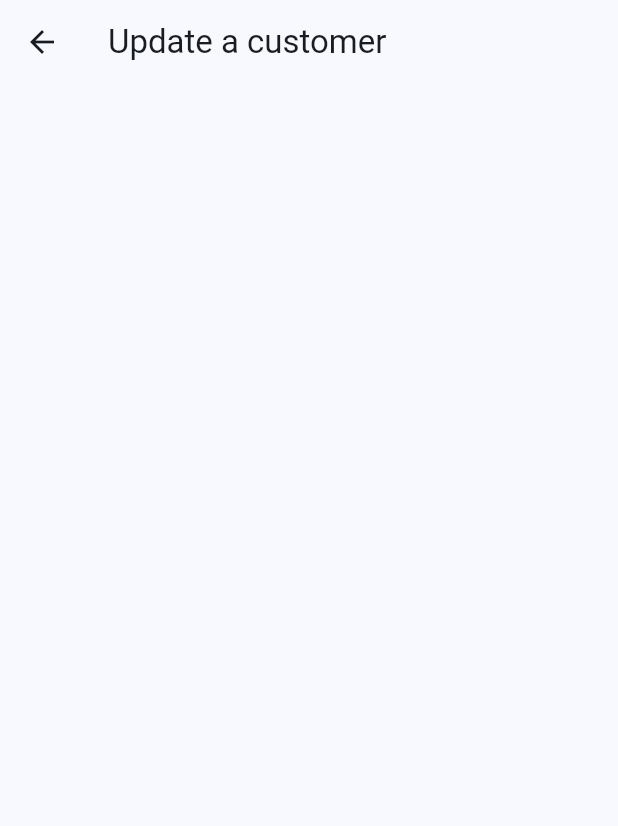
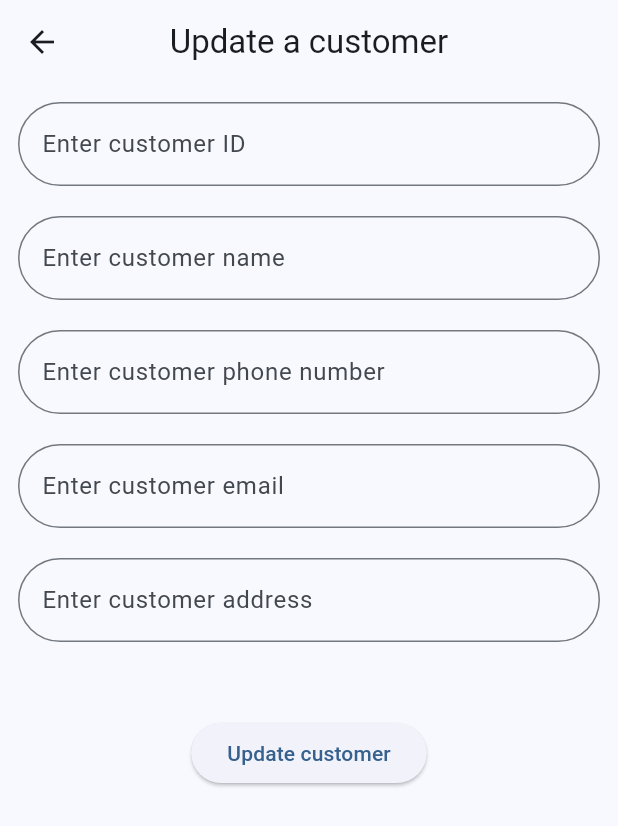
Before and after one commit to ahmadrestom/Supermarket-Frontend, a Flutter app: the UpdateCustomer screen opened by its route, on a phone screen of 412 x 824 dp. Shown: the top 826 px of the screen. Run offline on Flutter 3.47's test engine with Material 3 defaults, Android fonts, the phone set to English and light mode, and no system bars; network calls fail.

Commit message:
Adding updateCustomer feature

```diff
--- a/lib/Customer/deleteCustomer.dart
+++ b/lib/Customer/deleteCustomer.dart
@@ -38,7 +38,7 @@ class DeleteCustomer extends StatelessWidget{
                     context: context,
                     builder: (BuildContext context) {
                       return AlertDialog(
-                        title: const Text('Done'),
+                        title: const Text('Success'),
                         content: const Text('Customer deleted successfully'),
                         actions: [
                           TextButton(
--- a/lib/Customer/updateCustomer.dart
+++ b/lib/Customer/updateCustomer.dart
@@ -1,13 +1,146 @@
 import 'package:flutter/material.dart';
 
+import '../Models/customer.dart';
+import '../Services/customer_service.dart';
+
 class UpdateCustomer extends StatelessWidget{
-  const UpdateCustomer({super.key});
+  UpdateCustomer({super.key});
+
+  final TextEditingController _customerId = TextEditingController();
+  final TextEditingController _customerName = TextEditingController();
+  final TextEditingController _customerPhone = TextEditingController();
+  final TextEditingController _customerEmail = TextEditingController();
+  final TextEditingController _customerAddress = TextEditingController();
+
 
   @override
   Widget build(BuildContext context){
     return Scaffold(
       appBar: AppBar(
         title: const Text('Update a customer'),
+        centerTitle: true,
+      ),
+      body: Center(
+        child: Padding(
+          padding: const EdgeInsets.all(12.0),
+          child: ListView(
+            children: [
+              Column(
+              children: [
+                TextField(
+                  controller: _customerId,
+                  keyboardType: TextInputType.text,
+                  decoration: InputDecoration(
+                    labelText: 'Enter customer ID',
+                    border: OutlineInputBorder(
+                      borderRadius: BorderRadius.circular(30.0),
+                    ),
+                  ),
+                ),
+                const SizedBox(height: 20),
+                TextField(
+                  controller: _customerName,
+                  keyboardType: TextInputType.text,
+                  decoration: InputDecoration(
+                    labelText: 'Enter customer name',
+                    border: OutlineInputBorder(
+                      borderRadius: BorderRadius.circular(30.0),
+                    ),
+                  ),
+                ),
+                const SizedBox(height: 20),
+                TextField(
+                  controller: _customerPhone,
+                  keyboardType: TextInputType.phone,
+                  decoration: InputDecoration(
+                    labelText: 'Enter customer phone number',
+                    border: OutlineInputBorder(
+                      borderRadius: BorderRadius.circular(30.0),
+                    ),
+                  ),
+                ),
+                const SizedBox(height: 20),
+                TextField(
+                  controller: _customerEmail,
+                  keyboardType: TextInputType.emailAddress,
+                  decoration: InputDecoration(
+                    labelText: 'Enter customer email',
+                    border: OutlineInputBorder(
+                      borderRadius: BorderRadius.circular(30.0),
+                    ),
+                  ),
+                ),
+                const SizedBox(height: 20),
+                TextField(
+                  controller: _customerAddress,
+                  keyboardType: TextInputType.text,
+                  decoration: InputDecoration(
+                    labelText: 'Enter customer address',
+                    border: OutlineInputBorder(
+                      borderRadius: BorderRadius.circular(30.0),
+                    ),
+                  ),
+                ),
+                const SizedBox(height: 50),
+                ElevatedButton(
+                    onPressed: (){
+                      String stringID = _customerId.text;
+                      int id = int.tryParse(stringID) ?? 0;
+                      String name = _customerName.text;
+                      String phone = _customerPhone.text;
+                      String email = _customerEmail.text;
+                      String address = _customerAddress.text;
+
+                      if(id != 0 && name.isNotEmpty && phone.isNotEmpty && email.isNotEmpty && address.isNotEmpty) {
+                        Customer customer = Customer(id: id,
+                            customerName: name,
+                            customerPhone: phone,
+                            customerAddress: address,
+                            customerEmail: email);
+                        CustomerService().updateCustomer(customer);
+                        showDialog(
+                            context: context,
+                            builder: (BuildContext context){
+                              return AlertDialog(
+                                title: const Text('Success'),
+                                content: const Text('Customer successfully updated!'),
+                                actions: <Widget>[
+                                  TextButton(
+                                    onPressed: () {
+                                      Navigator.of(context).pop(); // Close the dialog
+                                    },
+                                    child: const Text('OK'),
+                                  ),
+                                ],
+                              );
+                            }
+                        );
+
+                      }else{
+                        showDialog(
+                          context: context,
+                          builder: (BuildContext context) {
+                            return AlertDialog(
+                              title: const Text('Error'),
+                              content: const Text('Please fill in all fields.'),
+                              actions: [
+                                TextButton(
+                                  onPressed: () => Navigator.pop(context),
+                                  child: const Text('OK'),
+                                ),
+                              ],
+                            );
+                          },
+                        );
+                      }
+                    },
+                    child: const Text('Update customer')
+                )
+              ],
+            ),
+        ]
+          ),
+        ),
       ),
     );
   }
```
